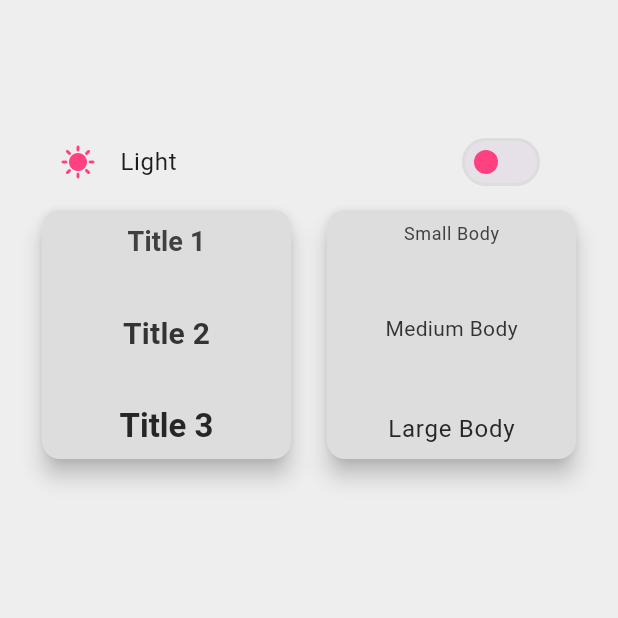
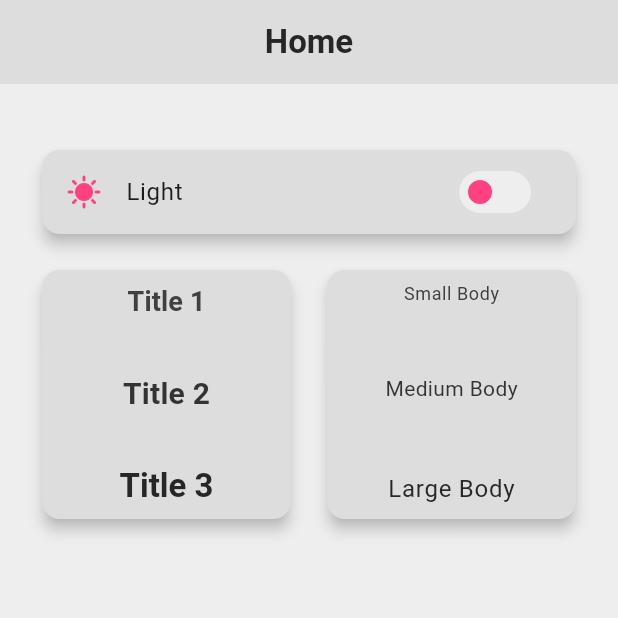
Before and after one commit to amer266030/flutter_animations, a Flutter app: the screen it shows after launch, on a phone screen of 412 x 824 dp, the top half of it. Run offline on Flutter 3.47's test engine with Material 3 defaults, Android fonts, the phone set to English and light mode, and no system bars; our stand-ins replace flutter_bloc, shared_preferences.

Commit message:
shared prefs

```diff
--- a/lib/home/home_screen.dart
+++ b/lib/home/home_screen.dart
@@ -1,6 +1,7 @@
 import 'package:animations/home/home_cubit.dart';
 import 'package:animations/home/subviews/content_view.dart';
 import 'package:animations/home/subviews/toggle_switch_view.dart';
+import 'package:animations/theme_data/extensions/text_style_ext.dart';
 import 'package:animations/theme_data/extensions/theme_ext.dart';
 import 'package:flutter/material.dart';
 import 'package:flutter_bloc/flutter_bloc.dart';
@@ -16,7 +17,10 @@ class HomeScreen extends StatelessWidget {
         final cubit = context.read<HomeCubit>();
         return Scaffold(
           backgroundColor: context.bg1,
-          appBar: AppBar(backgroundColor: context.bg1),
+          appBar: AppBar(
+              backgroundColor: context.bg2,
+              title: Text('Home', style: context.titleLarge),
+              centerTitle: true),
           body: SafeArea(
             child: Padding(
               padding: const EdgeInsets.all(24),
--- a/lib/home/subviews/content_view.dart
+++ b/lib/home/subviews/content_view.dart
@@ -15,7 +15,8 @@ class ContentView extends StatelessWidget {
             aspectRatio: 1,
             child: Card(
               color: context.bg2,
-              elevation: 6,
+              elevation: 4,
+              shadowColor: context.textColor3.withOpacity(0.5),
               child: Padding(
                 padding: const EdgeInsets.all(8.0),
                 child: Column(
@@ -36,7 +37,8 @@ class ContentView extends StatelessWidget {
             aspectRatio: 1,
             child: Card(
               color: context.bg2,
-              elevation: 6,
+              elevation: 4,
+              shadowColor: context.textColor3.withOpacity(0.5),
               child: Padding(
                 padding: const EdgeInsets.all(8.0),
                 child: Column(
--- a/lib/home/subviews/toggle_switch_view.dart
+++ b/lib/home/subviews/toggle_switch_view.dart
@@ -8,10 +8,17 @@ class ToggleSwitchView extends StatelessWidget {
 
   @override
   Widget build(BuildContext context) {
-    return SwitchListTile(
+    return Padding(
+      padding: const EdgeInsets.symmetric(vertical: 16),
+      child: Card(
+        color: context.bg2,
+        elevation: 4,
+        shadowColor: context.textColor3.withOpacity(0.5),
+        child: SwitchListTile(
           title: Text(cubit.isDarkMode ? 'Dark' : 'Light'),
           activeColor: context.accent,
           inactiveThumbColor: context.accent,
+          trackColor: WidgetStateProperty.all(context.bg1),
           trackOutlineColor: WidgetStateProperty.all(context.bg2),
           value: cubit.isDarkMode,
           onChanged: (bool value) => cubit.toggleDarkMode(context, value),
@@ -20,6 +27,8 @@ class ToggleSwitchView extends StatelessWidget {
             size: 24,
             color: context.accent,
           ),
+        ),
+      ),
     );
   }
 }
```
Lines whose indentation alone changed are shown as unchanged.
